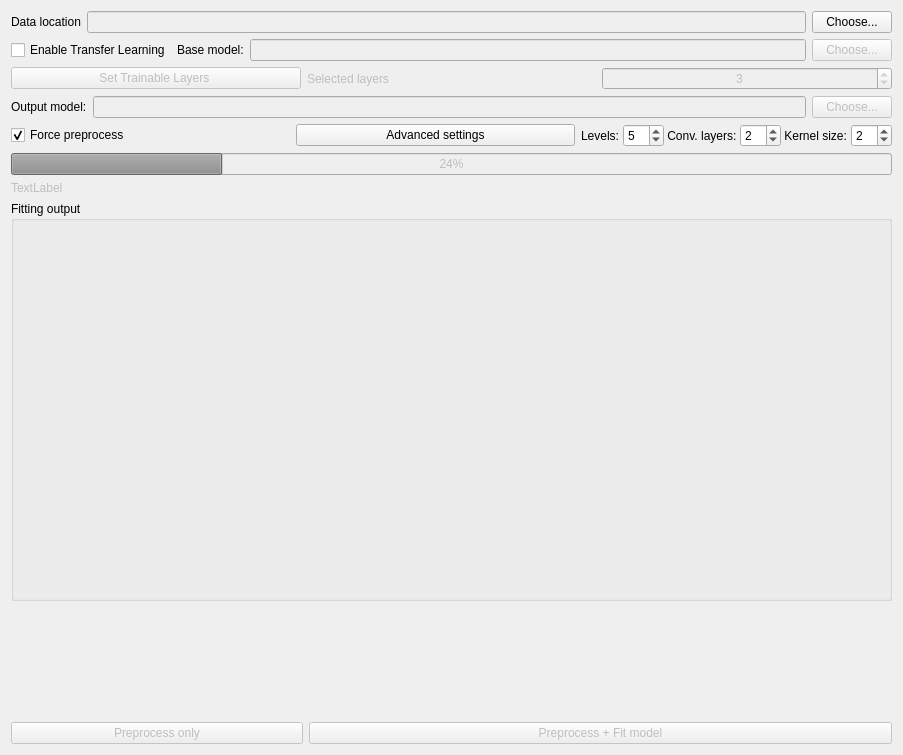
Above: src/dafne_models/ui/ModelTrainer.ui from Div123-star/DAFNEABDOMEN before the change. Below: the same form after it.
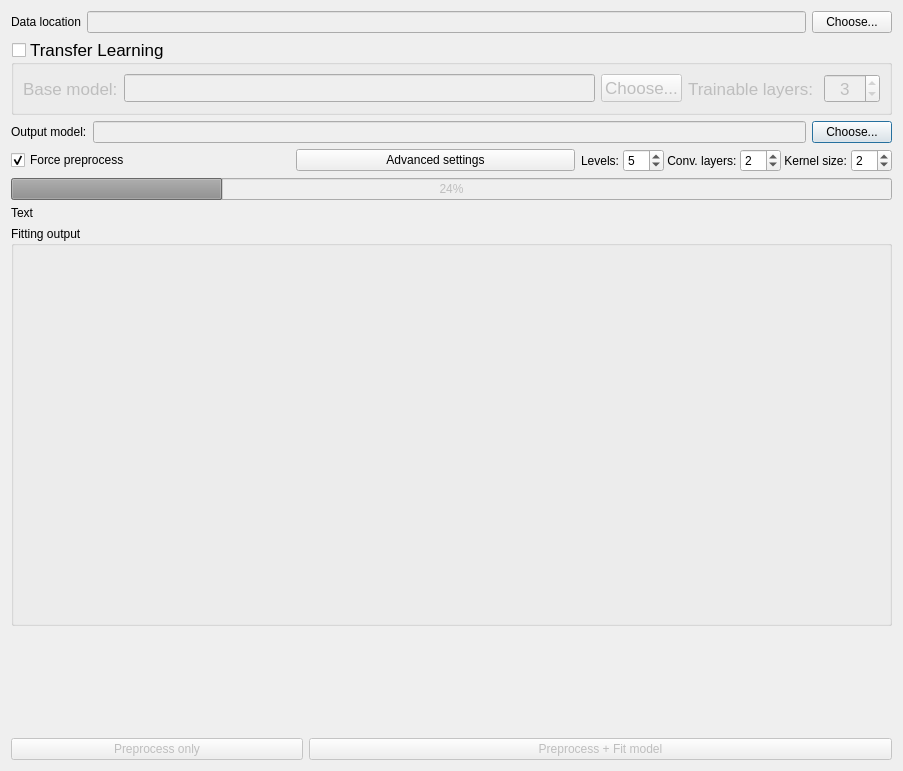
That is the form after the change.

The edit to the form file:
```diff
--- a/src/dafne_models/ui/ModelTrainer.ui
+++ b/src/dafne_models/ui/ModelTrainer.ui
@@ -7,7 +7,7 @@
     <x>0</x>
     <y>0</y>
     <width>903</width>
-    <height>755</height>
+    <height>771</height>
    </rect>
   </property>
   <property name="windowTitle">
@@ -49,14 +49,24 @@
     </layout>
    </item>
    <item>
+    <widget class="QGroupBox" name="transfer_learning_checkBox">
+     <property name="font">
+      <font>
+       <pointsize>13</pointsize>
+      </font>
+     </property>
+     <property name="title">
+      <string>Transfer Learning</string>
+     </property>
+     <property name="checkable">
+      <bool>true</bool>
+     </property>
+     <property name="checked">
+      <bool>false</bool>
+     </property>
+     <layout class="QVBoxLayout" name="verticalLayout_2">
+      <item>
     <layout class="QHBoxLayout" name="horizontalLayout_6">
-     <item>
-      <widget class="QCheckBox" name="transfer_learning_checkBox">
-       <property name="text">
-        <string>Enable Transfer Learning</string>
-       </property>
-      </widget>
-     </item>
      <item>
       <widget class="QLabel" name="label_6">
        <property name="text">
@@ -90,34 +100,28 @@
        </property>
       </widget>
      </item>
-    </layout>
-   </item>
    <item>
     <layout class="QHBoxLayout" name="horizontalLayout_7">
      <item>
-      <widget class="QPushButton" name="trainableLayersButton">
+           <widget class="QLabel" name="selected_layers_Label">
        <property name="enabled">
         <bool>false</bool>
        </property>
        <property name="text">
-        <string>Set Trainable Layers </string>
+             <string>Trainable layers: </string>
        </property>
       </widget>
      </item>
      <item>
-      <widget class="QLabel" name="layerLabel">
+           <widget class="QSpinBox" name="num_trainable_layers_spinBox">
        <property name="enabled">
         <bool>false</bool>
        </property>
-       <property name="text">
-        <string>Selected layers</string>
-       </property>
-      </widget>
-     </item>
-     <item>
-      <widget class="QSpinBox" name="spinBox">
-       <property name="enabled">
-        <bool>false</bool>
+            <property name="sizePolicy">
+             <sizepolicy hsizetype="Minimum" vsizetype="Fixed">
+              <horstretch>0</horstretch>
+              <verstretch>0</verstretch>
+             </sizepolicy>
        </property>
        <property name="alignment">
         <set>Qt::AlignCenter</set>
@@ -138,6 +142,11 @@
      </item>
     </layout>
    </item>
+       </layout>
+      </item>
+     </layout>
+    </widget>
+   </item>
    <item>
     <layout class="QHBoxLayout" name="horizontalLayout_2">
      <item>
@@ -160,7 +169,7 @@
      <item>
       <widget class="QPushButton" name="save_choose_Button">
        <property name="enabled">
-        <bool>false</bool>
+        <bool>true</bool>
        </property>
        <property name="text">
         <string>Choose...</string>
@@ -312,17 +321,20 @@
     </widget>
    </item>
    <item>
-    <widget class="QLabel" name="progress_Label&#10;">
+    <widget class="QLabel" name="progress_label">
      <property name="enabled">
-      <bool>false</bool>
+      <bool>true</bool>
      </property>
      <property name="text">
-      <string>TextLabel</string>
+      <string>Text</string>
      </property>
     </widget>
    </item>
    <item>
     <widget class="QGroupBox" name="fit_output_box">
+     <property name="enabled">
+      <bool>true</bool>
+     </property>
      <property name="minimumSize">
       <size>
        <width>800</width>
```
Lines whose indentation alone changed are shown as unchanged.
